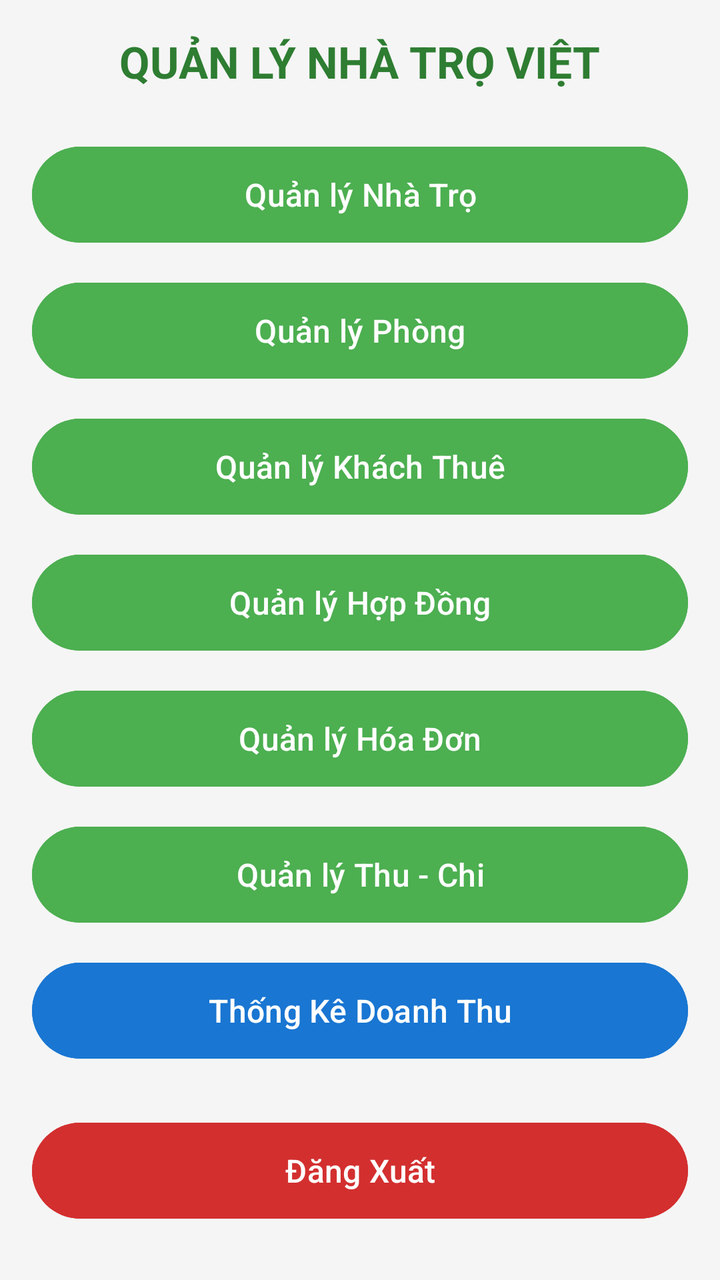
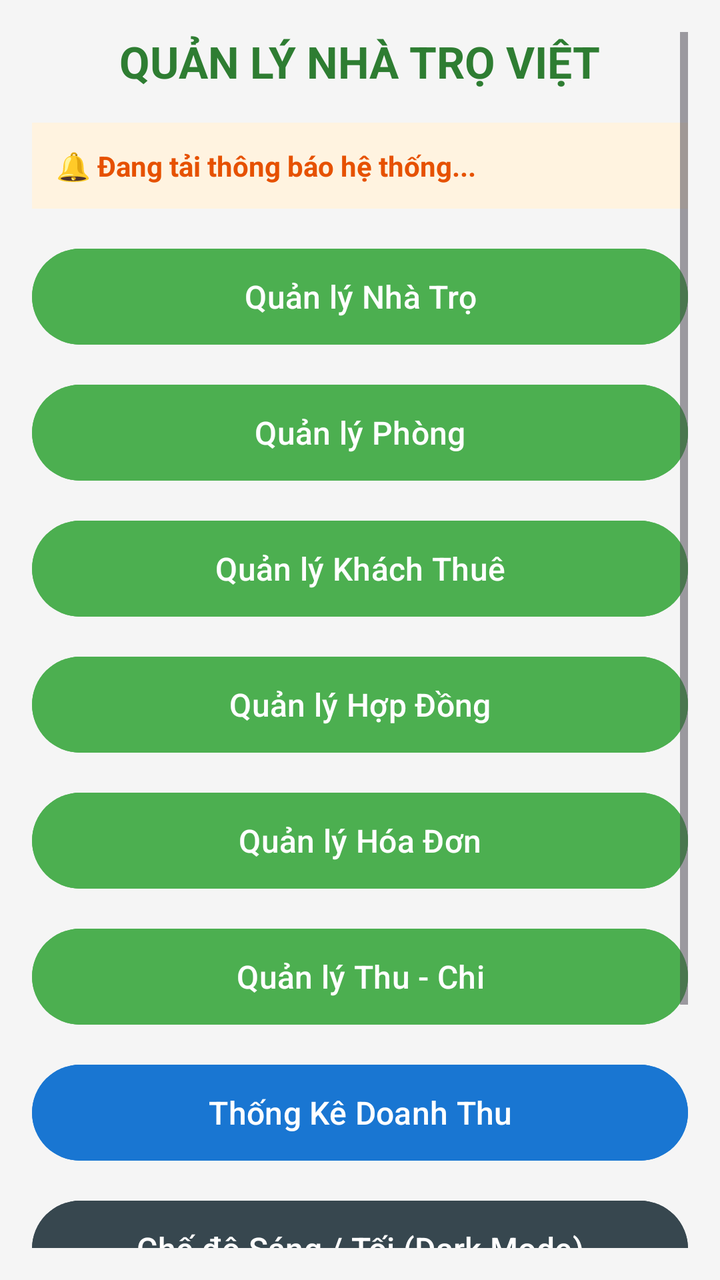

Before-and-after screenshots of an Android layout around one commit, followed by the original layout XML and the change that was made.
<!-- AndroidManifest.xml: application theme Theme.DACK2026 -->
<!-- res/layout/activity_dashboard.xml -->
<?xml version="1.0" encoding="utf-8"?>
<ScrollView xmlns:android="http://schemas.android.com/apk/res/android"
    android:layout_width="match_parent"
    android:layout_height="match_parent"
    android:background="#F5F5F5"
    android:padding="16dp">

    <LinearLayout
        android:layout_width="match_parent"
        android:layout_height="wrap_content"
        android:orientation="vertical"
        android:gravity="center_horizontal">

        <TextView
            android:layout_width="wrap_content"
            android:layout_height="wrap_content"
            android:layout_marginBottom="24dp"
            android:text="QUẢN LÝ NHÀ TRỌ VIỆT"
            android:textColor="#2E7D32"
            android:textSize="22sp"
            android:textStyle="bold" />

        <Button
            android:id="@+id/btnNhaTro"
            android:layout_width="match_parent"
            android:layout_height="56dp"
            android:layout_marginBottom="12dp"
            android:backgroundTint="#4CAF50"
            android:text="Quản lý Nhà Trọ"
            android:textColor="#FFFFFF"
            android:textSize="16sp" />

        <Button
            android:id="@+id/btnPhong"
            android:layout_width="match_parent"
            android:layout_height="56dp"
            android:layout_marginBottom="12dp"
            android:backgroundTint="#4CAF50"
            android:text="Quản lý Phòng"
            android:textColor="#FFFFFF"
            android:textSize="16sp" />

        <Button
            android:id="@+id/btnKhachThue"
            android:layout_width="match_parent"
            android:layout_height="56dp"
            android:layout_marginBottom="12dp"
            android:backgroundTint="#4CAF50"
            android:text="Quản lý Khách Thuê"
            android:textColor="#FFFFFF"
            android:textSize="16sp" />

        <Button
            android:id="@+id/btnHopDong"
            android:layout_width="match_parent"
            android:layout_height="56dp"
            android:layout_marginBottom="12dp"
            android:backgroundTint="#4CAF50"
            android:text="Quản lý Hợp Đồng"
            android:textColor="#FFFFFF"
            android:textSize="16sp" />

        <Button
            android:id="@+id/btnHoaDon"
            android:layout_width="match_parent"
            android:layout_height="56dp"
            android:layout_marginBottom="12dp"
            android:backgroundTint="#4CAF50"
            android:text="Quản lý Hóa Đơn"
            android:textColor="#FFFFFF"
            android:textSize="16sp" />

        <Button
            android:id="@+id/btnThuChi"
            android:layout_width="match_parent"
            android:layout_height="56dp"
            android:layout_marginBottom="12dp"
            android:backgroundTint="#4CAF50"
            android:text="Quản lý Thu - Chi"
            android:textColor="#FFFFFF"
            android:textSize="16sp" />

        <Button
            android:id="@+id/btnThongKe"
            android:layout_width="match_parent"
            android:layout_height="56dp"
            android:layout_marginBottom="12dp"
            android:backgroundTint="#1976D2"
            android:text="Thống Kê Doanh Thu"
            android:textColor="#FFFFFF"
            android:textSize="16sp" />

        <Button
            android:id="@+id/btnLogout"
            android:layout_width="match_parent"
            android:layout_height="56dp"
            android:layout_marginTop="12dp"
            android:backgroundTint="#D32F2F"
            android:text="Đăng Xuất"
            android:textColor="#FFFFFF"
            android:textSize="16sp" />

    </LinearLayout>
</ScrollView>
<!-- resources referenced by this layout -->
<resources>
  <style name="Theme.DACK2026" parent="Base.Theme.DACK2026" />
  <style name="Base.Theme.DACK2026" parent="Theme.Material3.DayNight.NoActionBar">
          
          
      </style>
</resources>

<!-- the commit's change to res/layout/activity_dashboard.xml (unified diff, before → after) -->
@@ -14,10 +14,22 @@
         <TextView
             android:layout_width="wrap_content"
             android:layout_height="wrap_content"
-            android:layout_marginBottom="24dp"
+            android:layout_marginBottom="16dp"
             android:text="QUẢN LÝ NHÀ TRỌ VIỆT"
             android:textColor="#2E7D32"
             android:textSize="22sp"
+            android:textStyle="bold" />
+
+        <TextView
+            android:id="@+id/tvAlertBanner"
+            android:layout_width="match_parent"
+            android:layout_height="wrap_content"
+            android:layout_marginBottom="16dp"
+            android:background="#FFF3E0"
+            android:padding="12dp"
+            android:text="🔔 Đang tải thông báo hệ thống..."
+            android:textColor="#E65100"
+            android:textSize="14sp"
             android:textStyle="bold" />
 
         <Button
@@ -91,6 +103,26 @@
             android:textSize="16sp" />
 
         <Button
+            android:id="@+id/btnDarkMode"
+            android:layout_width="match_parent"
+            android:layout_height="56dp"
+            android:layout_marginBottom="12dp"
+            android:backgroundTint="#37474F"
+            android:text="Chế độ Sáng / Tối (Dark Mode)"
+            android:textColor="#FFFFFF"
+            android:textSize="16sp" />
+
+        <Button
+            android:id="@+id/btnSettings"
+            android:layout_width="match_parent"
+            android:layout_height="56dp"
+            android:layout_marginBottom="12dp"
+            android:backgroundTint="#607D8B"
+            android:text="⚙️ Cài đặt Hệ thống &amp; Đối tác"
+            android:textColor="#FFFFFF"
+            android:textSize="16sp" />
+
+        <Button
             android:id="@+id/btnLogout"
             android:layout_width="match_parent"
             android:layout_height="56dp"
